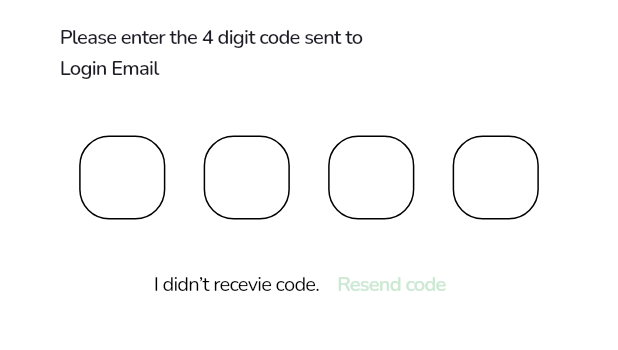
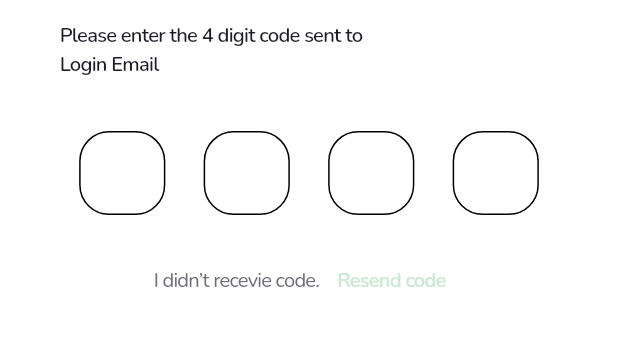
Before and after one commit to htahirov/shop_store, a Flutter app: the screen it shows after launch, after a tap on "Sign up", on a phone screen of 412 x 824 dp, the part 63-413 px from its top. Run offline on Flutter 3.47's test engine with Material 3 defaults, Android fonts, the phone set to English and light mode, and no system bars; our stand-ins replace flutter_bloc, flutter_screenutil, flutter_svg, get_it.

Commit message:
-verify page has been updated.

```diff
--- /dev/null
+++ b/lib/cubits/verify/verify_cubit.dart
@@ -0,0 +1,9 @@
+import 'package:flutter_bloc/flutter_bloc.dart';
+
+class VerifyCubit extends Cubit<String> {
+  VerifyCubit() : super('');
+
+  void updateVerificationCode(String code) {
+    emit(code);
+  }
+}
--- a/lib/locator.dart
+++ b/lib/locator.dart
@@ -1,4 +1,5 @@
 import 'package:get_it/get_it.dart';
+import 'package:shop_store/cubits/verify/verify_cubit.dart';
 
 import 'cubits/splash/splash_cubit.dart';
 
@@ -6,4 +7,6 @@ final GetIt locator = GetIt.instance;
 
 void setupLocator() {
   locator.registerFactory(() => SplashCubit());
+  locator.registerFactory(() => VerifyCubit());
+
 }
--- a/lib/ui/pages/verify_page/verify_page.dart
+++ b/lib/ui/pages/verify_page/verify_page.dart
@@ -5,8 +5,11 @@ import 'package:shop_store/ui/widgets/custom_app_bar.dart';
 import 'package:shop_store/ui/widgets/custom_fab_button.dart';
 import 'package:shop_store/ui/widgets/custom_text_button.dart';
 import 'package:shop_store/utils/constants/app_colors.dart';
-import 'package:shop_store/utils/constants/app_constants.dart';
 import 'package:shop_store/utils/constants/app_paddings.dart';
+import 'package:shop_store/utils/constants/app_text_styles.dart';
+import 'package:shop_store/utils/constants/app_texts.dart';
+import 'package:shop_store/utils/helpers/go.dart';
+import 'package:shop_store/utils/helpers/pager.dart';
 
 class VerifyPage extends StatelessWidget {
   const VerifyPage({super.key});
@@ -15,7 +18,7 @@ class VerifyPage extends StatelessWidget {
   Widget build(BuildContext context) {
     return Scaffold(
       appBar: const CustomAppBar(
-        title: "Verification code",
+        title: AppTexts.verify,
       ),
       body: Column(
         children: [
@@ -25,23 +28,13 @@ class VerifyPage extends StatelessWidget {
               crossAxisAlignment: CrossAxisAlignment.start,
               children: [
                 Text(
-                  "Please enter the 4 digit code sent to",
-                  style: TextStyle(
-                    color: AppColors.titleTextColor,
-                    fontSize: 14.sp,
-                    fontWeight: FontWeight.w600,
-                    height: 22 / 14.sp,
-                    letterSpacing: -0.5,
-                  ),
+                  AppTexts.veritifactionText,
+                  style: AppTextStyles.verifyTextStyle.copyWith(),
                 ),
                 Text(
                   "Login Email",
-                  style: TextStyle(
-                    color: AppColors.titleTextColor,
-                    fontSize: 14.sp,
-                    fontWeight: FontWeight.w600,
+                  style: AppTextStyles.verifyTextStyle.copyWith(
                     height: 19.1 / 14.sp,
-                    letterSpacing: -0.5,
                   ),
                 ),
                 40.verticalSpace,
@@ -51,25 +44,20 @@ class VerifyPage extends StatelessWidget {
                   mainAxisAlignment: MainAxisAlignment.center,
                   children: [
                     Text(
-                      "I didn’t recevie code.",
-                      style: TextStyle(
-                        fontSize: 14.sp,
+                      AppTexts.recevieCode,
+                      style: AppTextStyles.verifyTextStyle.copyWith(
+                        color: AppColors.textButtonColor,
                         fontWeight: FontWeight.w400,
-                        fontFamily: AppConstants.fontFamilyNunito,
-                        height: 22.h / 14.sp,
-                        letterSpacing: -0.5,
                       ),
                     ),
                     TextButton(
                       onPressed: () {},
                       child: Text(
-                        "Resend code",
-                        style: TextStyle(
-                            fontSize: 14.sp,
-                            fontWeight: FontWeight.w600,
-                            fontFamily: AppConstants.fontFamilyNunito,
-                            height: 19.1.h / 14.sp,
-                            letterSpacing: -0.5),
+                        AppTexts.resendCode,
+                        style: AppTextStyles.verifyTextStyle.copyWith(
+                          color: AppColors.primary,
+                          height: 19.1.h / 14.sp,
+                        ),
                       ),
                     ),
                   ],
@@ -85,8 +73,10 @@ class VerifyPage extends StatelessWidget {
               mainAxisAlignment: MainAxisAlignment.center,
               children: [
                 CustomTextButton(
-                  text: "Sign up",
-                  onPressed: () {},
+                  text: AppTexts.signUp,
+                  onPressed: () {
+                    Go.replace(context, Pager.signUp);
+                  },
                 ),
                 240.horizontalSpace,
                 CustomFabButton(onPressed: () {}),
--- a/lib/ui/pages/verify_page/widgets/custom_verify_text_form_field.dart
+++ b/lib/ui/pages/verify_page/widgets/custom_verify_text_form_field.dart
@@ -1,6 +1,8 @@
 import 'package:flutter/material.dart';
+import 'package:flutter_bloc/flutter_bloc.dart';
 import 'package:flutter_screenutil/flutter_screenutil.dart';
 
+import '../../../../cubits/verify/verify_cubit.dart';
 import '../../../../utils/constants/app_colors.dart';
 import '../../../../utils/constants/app_constants.dart';
 
@@ -10,8 +12,11 @@ class CustomVerifyTextFormField extends StatelessWidget {
       List.generate(4, (_) => TextEditingController());
 
   final List<FocusNode> _focusNodes = List.generate(4, (_) => FocusNode());
+
   @override
   Widget build(BuildContext context) {
+    return BlocBuilder<VerifyCubit, String>(
+      builder: (context, state) {
         return Row(
           mainAxisAlignment: MainAxisAlignment.spaceAround,
           children: List.generate(4, (i) {
@@ -29,7 +34,12 @@ class CustomVerifyTextFormField extends StatelessWidget {
                     FocusScope.of(context).nextFocus();
                   } else if (value.isEmpty && i > 0) {
                     FocusScope.of(context).previousFocus();
-              } else {}
+                  }
+
+                  final code = _verifyController
+                      .map((controller) => controller.text)
+                      .join();
+                  context.read<VerifyCubit>().updateVerificationCode(code);
                 },
                 decoration: InputDecoration(
                   counterStyle: TextStyle(
@@ -48,5 +58,7 @@ class CustomVerifyTextFormField extends StatelessWidget {
             );
           }),
         );
+      },
+    );
   }
 }
--- a/lib/utils/constants/app_text_styles.dart
+++ b/lib/utils/constants/app_text_styles.dart
@@ -19,4 +19,12 @@ class AppTextStyles {
     fontWeight: FontWeight.w400,
     height: 77.h / 64.sp,
   );
+  static final verifyTextStyle=TextStyle(
+    height: 22.h/14.sp,
+      color: AppColors.titleTextColor,
+      fontSize: 14.sp,
+      fontWeight: FontWeight.w600,
+      fontFamily: AppConstants.fontFamilyNunito,
+      letterSpacing: -0.5,
+    );
 }
--- a/lib/utils/constants/app_texts.dart
+++ b/lib/utils/constants/app_texts.dart
@@ -11,4 +11,9 @@ class AppTexts {
   static const createAccount = 'Create an Account';
   static const forgotPassword = 'Forgot Password?';
   static const termsOfService = 'Terms of Service';
+  static const verify= "Verification code";
+  static const veritifactionText = "Please enter the 4 digit code sent to";
+  static const resendCode =  "Resend code";
+  static const recevieCode =  "I didn’t recevie code.";
+
 }
--- a/lib/utils/helpers/pager.dart
+++ b/lib/utils/helpers/pager.dart
@@ -1,5 +1,7 @@
 import 'package:flutter/material.dart';
 import 'package:flutter_bloc/flutter_bloc.dart';
+import 'package:shop_store/cubits/verify/verify_cubit.dart';
+import 'package:shop_store/ui/pages/verify_page/verify_page.dart';
 
 import '../../cubits/splash/splash_cubit.dart';
 import '../../locator.dart';
@@ -7,7 +9,6 @@ import '../../ui/pages/onboard/onboard_page.dart';
 import '../../ui/pages/sign_in/signin_page.dart';
 import '../../ui/pages/sign_up/signup_page.dart';
 import '../../ui/pages/splash/splash_page.dart';
-import '../../ui/pages/verify_page/verify_page.dart';
 
 class Pager {
   Pager._();
@@ -23,5 +24,8 @@ class Pager {
 
   static Widget get signIn => const SignInPage();
 
-  static Widget get verify => const VerifyPage();
+  static Widget get verify =>  BlocProvider<VerifyCubit>(
+        create: (_) => locator()..updateVerificationCode(" "),
+        child: const VerifyPage(),
+      );
 }
```
Lines whose indentation alone changed are shown as unchanged.
